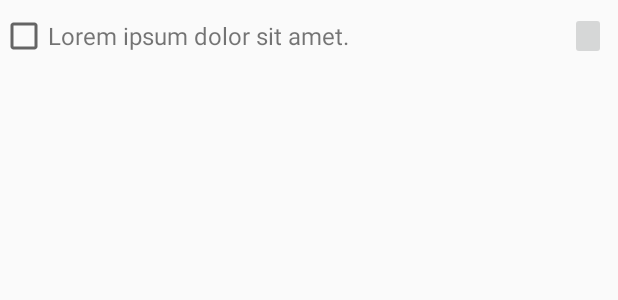
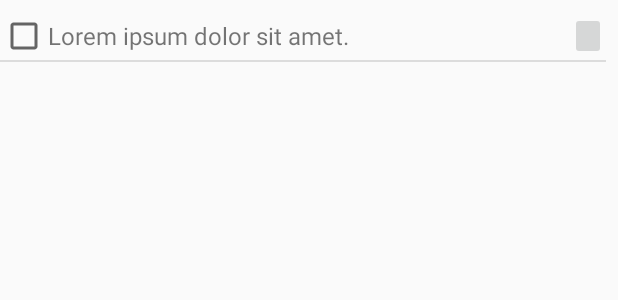
Before and after one commit to c3ypt1c/ToDo, an Android app: the layout recycler_item_task_entry.xml on its own in the app's theme, with its tools: preview values and no code run, on a phone screen of 412 x 824 dp. Shown: the top 300 px of the screen. Run offline under Robolectric (Android 15) with nearby library versions, the light colour scheme and no system bars.

Commit message:
Added hiding and showing of description of task

```diff
--- a/app/src/main/res/layout/recycler_item_task_entry.xml
+++ b/app/src/main/res/layout/recycler_item_task_entry.xml
@@ -22,7 +22,7 @@
         android:layout_height="wrap_content"
         android:layout_alignTop="@+id/recycler_item_task_entry_done"
         android:layout_alignBottom="@+id/recycler_item_task_entry_done"
-        android:layout_toStartOf="@+id/recycler_item_task_entry_edit"
+        android:layout_toStartOf="@+id/recycler_item_task_entry_expand_button"
         android:layout_toEndOf="@id/recycler_item_task_entry_done"
         android:ellipsize="end"
         android:gravity="center|start"
@@ -31,7 +31,7 @@
         tools:text="@string/lorem_ipsum_small" />
 
     <ImageButton
-        android:id="@+id/recycler_item_task_entry_edit"
+        android:id="@+id/recycler_item_task_entry_expand_button"
         android:layout_width="wrap_content"
         android:layout_height="wrap_content"
 
@@ -44,26 +44,35 @@
     <TextView
         android:id="@+id/recycler_item_task_description"
         android:layout_width="wrap_content"
-        android:layout_height="0dp"
-        android:layout_below="@+id/recycler_item_task_entry_edit"
+        android:layout_height="wrap_content"
+        android:layout_below="@+id/recycler_item_task_entry_expand_button"
         android:layout_alignParentStart="true"
         android:layout_alignParentEnd="true"
         android:paddingStart="8dp"
         android:paddingEnd="0dp"
         android:text="@string/recycler_item_task_description"
         android:textSize="16sp"
-        android:textStyle="bold" />
+        android:textStyle="bold"
+        android:visibility="gone" />
 
     <TextView
-        android:id="@+id/textView"
+        android:id="@+id/recycler_item_task_description_contents"
         android:layout_width="wrap_content"
-        android:layout_height="0dp"
+        android:layout_height="wrap_content"
         android:layout_below="@+id/recycler_item_task_description"
         android:layout_alignParentStart="true"
         android:layout_alignParentEnd="true"
         android:paddingStart="8dp"
         android:paddingEnd="0dp"
-        tools:text="@string/lorem_ipsum_medium"
-         />
+        android:visibility="gone"
+        tools:text="@string/lorem_ipsum_medium" />
+
+    <View
+        android:id="@+id/recycler_item_task_divider"
+        android:layout_width="match_parent"
+        android:layout_height="1dp"
+        android:layout_below="@+id/recycler_item_task_description_contents"
+        android:background="?android:attr/listDivider" />
+
 
 </RelativeLayout>
```
Also changed, not shown: app/src/main/java/com/example/todo/TaskAdapter.java (+30 -1 lines).
